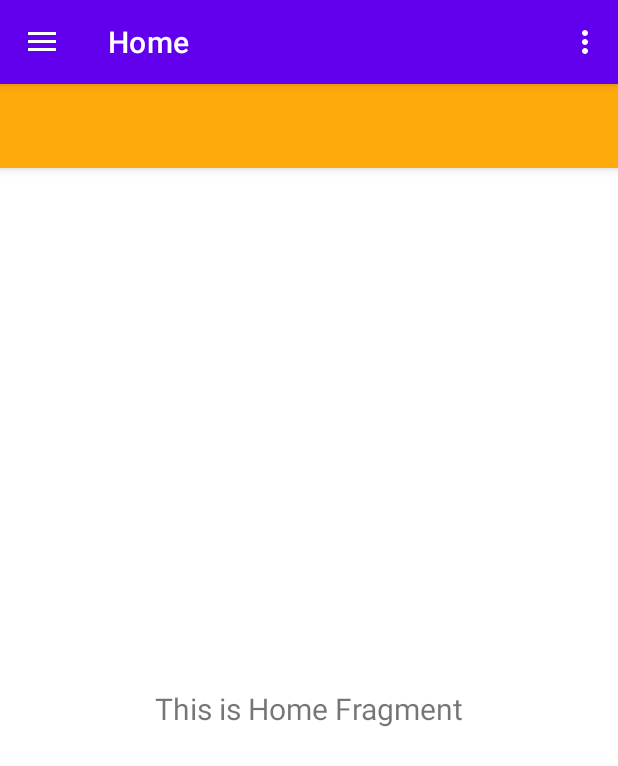
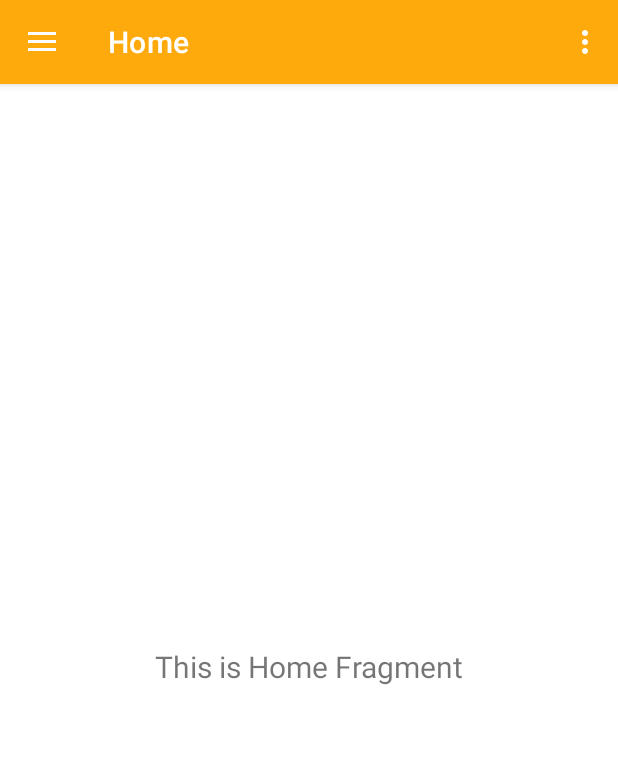
Before and after one commit to IsmaelAsimbaya/FingerAssist, an Android app: the MainActivity screen opened directly, with no data from a screen before it, on a phone screen of 412 x 824 dp. Shown: the top 766 px of the screen. Run offline under Robolectric (Android 15) with nearby library versions, the phone set to English and light mode, and no system bars; our stand-ins replace navigation-ui.

Commit message:
update2_8

```diff
--- a/app/src/main/AndroidManifest.xml
+++ b/app/src/main/AndroidManifest.xml
@@ -15,7 +15,9 @@
         tools:targetApi="31">
         <activity
             android:name=".MainActivity"
-            android:exported="false" />
+            android:exported="false"
+            android:label="@string/app_name"
+            android:theme="@style/Theme.FingerAssist.NoActionBar"/>
         <activity
             android:name=".LoginActivity"
             android:exported="true"
--- a/app/src/main/java/com/example/fingerassist/MainActivity.kt
+++ b/app/src/main/java/com/example/fingerassist/MainActivity.kt
@@ -2,6 +2,7 @@ package com.example.fingerassist
 
 import android.os.Bundle
 import android.view.Menu
+import android.widget.Toast
 import com.google.android.material.snackbar.Snackbar
 import com.google.android.material.navigation.NavigationView
 import androidx.navigation.findNavController
@@ -46,6 +47,12 @@ class MainActivity : AppCompatActivity() {
         )
         setupActionBarWithNavController(navController, appBarConfiguration)
         navView.setupWithNavController(navController)
+
+        val name = intent.getStringExtra("email")
+        val provider = intent.getStringExtra("provider")
+        Toast.makeText(this,"name: $name, provider: $provider" ,Toast.LENGTH_SHORT).show()
+
+        binding.navView.getHeaderView(1)
     }
 
     override fun onCreateOptionsMenu(menu: Menu): Boolean {
--- a/app/src/main/res/values/colors.xml
+++ b/app/src/main/res/values/colors.xml
@@ -7,4 +7,6 @@
     <color name="teal_700">#FF018786</color>
     <color name="black">#FF000000</color>
     <color name="white">#FFFFFFFF</color>
+    <color name="orange">#FEAA0C</color>
+
 </resources>
--- a/app/src/main/res/values/themes.xml
+++ b/app/src/main/res/values/themes.xml
@@ -2,8 +2,8 @@
     <!-- Base application theme. -->
     <style name="Theme.FingerAssist" parent="Theme.MaterialComponents.DayNight.DarkActionBar">
         <!-- Primary brand color. -->
-        <item name="colorPrimary">@color/purple_500</item>
-        <item name="colorPrimaryVariant">@color/purple_700</item>
+        <item name="colorPrimary">@color/orange</item>
+        <item name="colorPrimaryVariant">@color/orange</item>
         <item name="colorOnPrimary">@color/white</item>
         <!-- Secondary brand color. -->
         <item name="colorSecondary">@color/teal_200</item>
```
